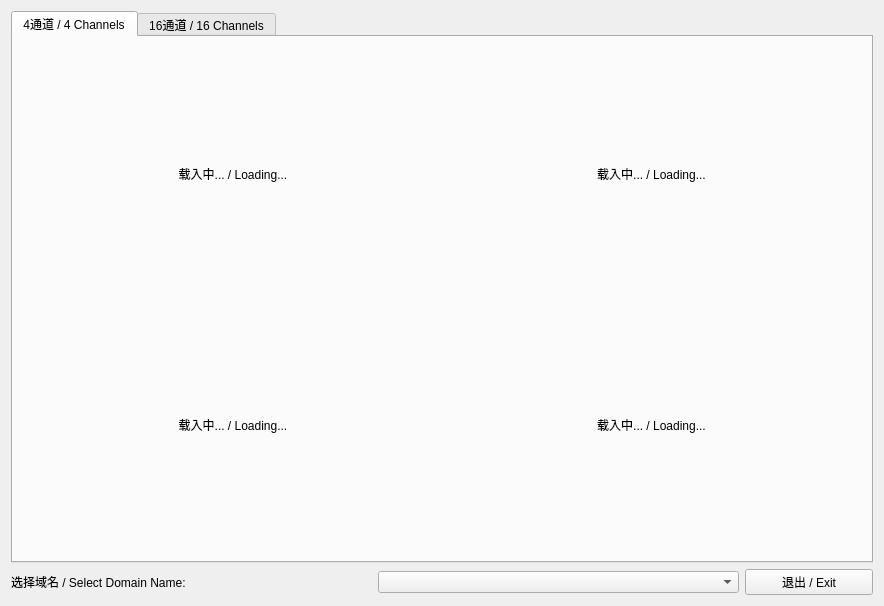
Old version of the form src/mainwindow.ui in the repository alex-lt-kong/q-rtsp-viewer.
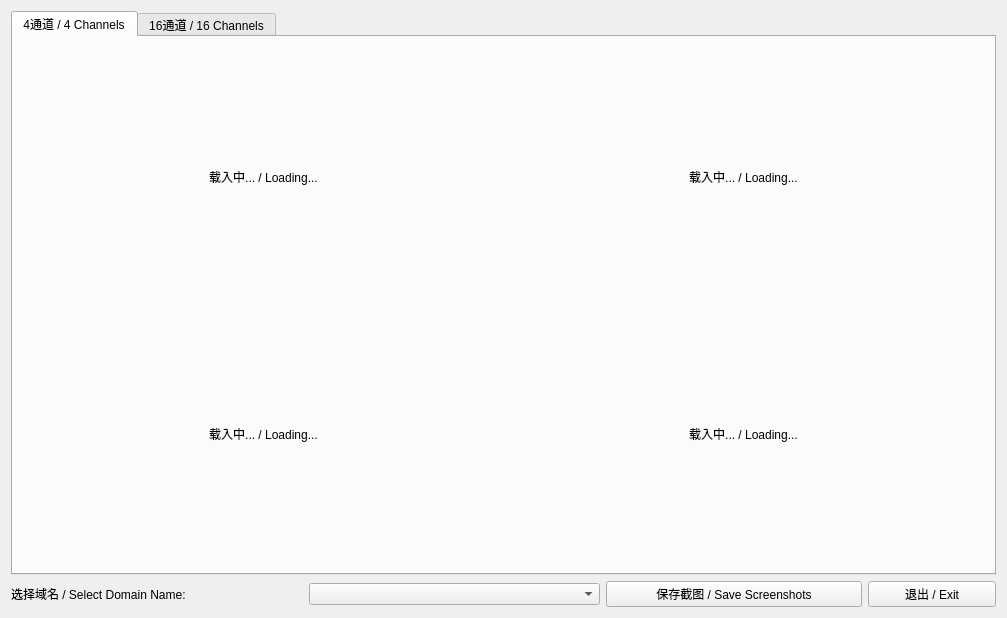
New version of the form. Icons and pictures are not drawn.

```diff
--- a/src/mainwindow.ui
+++ b/src/mainwindow.ui
@@ -6,8 +6,8 @@
    <rect>
     <x>0</x>
     <y>0</y>
-    <width>884</width>
-    <height>606</height>
+    <width>1007</width>
+    <height>618</height>
    </rect>
   </property>
   <property name="windowTitle">
@@ -560,6 +560,19 @@
       <item>
        <widget class="QComboBox" name="comboBoxDomainNames"/>
       </item>
+      <item>
+       <widget class="QPushButton" name="pushButtonSaveScreenshots">
+        <property name="maximumSize">
+         <size>
+          <width>256</width>
+          <height>16777215</height>
+         </size>
+        </property>
+        <property name="text">
+         <string>保存截图 / Save Screenshots</string>
+        </property>
+       </widget>
+      </item>
       <item>
        <widget class="QPushButton" name="pushButtonExit">
         <property name="maximumSize">
```
